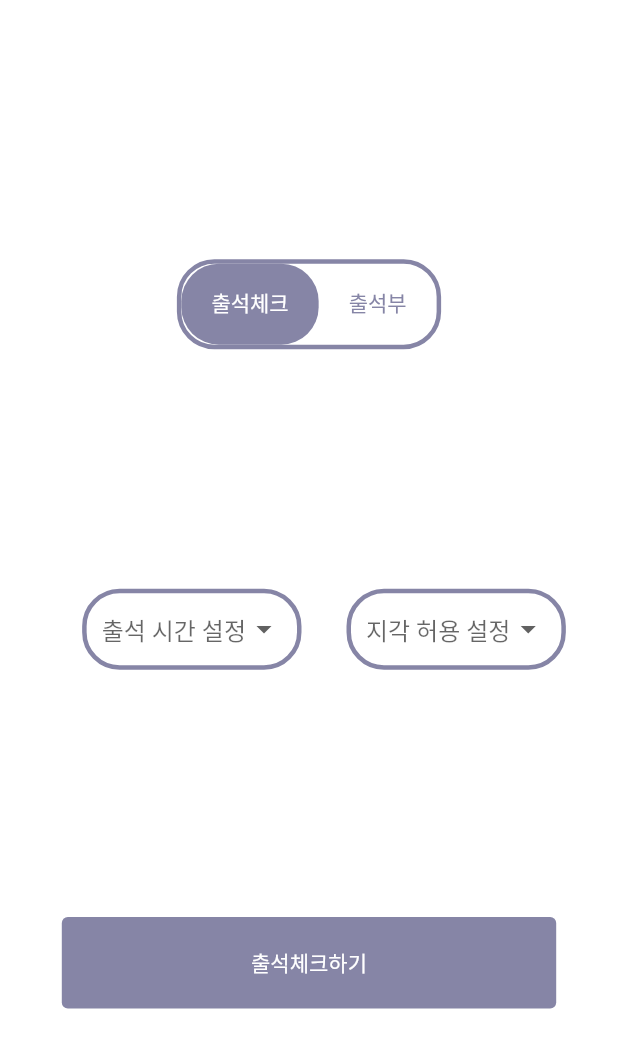
After one commit to ea9gu/flutter, a Flutter app: the screen it shows after launch, after a tap on "출석체크하기", on a phone screen of 412 x 824 dp. The commit adds this screen. Shown: the top 1048 px of the screen. Run offline on Flutter 3.47's test engine with Material 2 defaults, Android fonts, the phone set to English and light mode, and no system bars.

Commit message:
add check page

```diff
--- /dev/null
+++ b/lib/Screens/Check/prof_check.dart
@@ -0,0 +1,138 @@
+import 'package:ea9gu/Components/gobutton.dart';
+import 'package:ea9gu/constants.dart';
+import 'package:flutter/material.dart';
+
+class Check extends StatefulWidget {
+  const Check({Key? key}) : super(key: key);
+
+  @override
+  State<Check> createState() => _CheckState();
+}
+
+class _CheckState extends State<Check> with TickerProviderStateMixin {
+  List<String> optiontime = ['5분', '10분', '15분'];
+  List<String> optionlate = ['지각 O', '지각 X'];
+
+  String? selectedOptiontime;
+  String? selectedOptionlate;
+
+  @override
+  Widget build(BuildContext context) {
+    Size size = MediaQuery.of(context).size;
+    TabController _tabController = TabController(length: 2, vsync: this);
+    return Scaffold(
+      body: Column(
+        children: [
+          SizedBox(height: size.height * 0.2),
+          Container(
+            child: DefaultTabController(
+              length: 2,
+              child: Padding(
+                padding: EdgeInsets.all(8.0),
+                child: Column(
+                  children: [
+                    Container(
+                      // width: double.maxFinite,
+                      height: 60,
+                      decoration: BoxDecoration(
+                          border: Border.all(color: mainColor, width: 3),
+                          borderRadius: BorderRadius.circular(25)),
+                      child: TabBar(
+                        controller: _tabController,
+                        unselectedLabelColor: mainColor,
+                        indicator: BoxDecoration(
+                          borderRadius: BorderRadius.circular(25),
+                          color: mainColor,
+                        ),
+                        isScrollable: true,
+                        labelPadding:
+                            const EdgeInsets.only(left: 20, right: 20),
+                        tabs: [
+                          Tab(text: "출석체크"),
+                          Tab(text: "출석부"),
+                        ],
+                      ),
+                    ),
+                  ],
+                ),
+              ),
+            ),
+          ),
+          Expanded(
+            child: TabBarView(controller: _tabController, children: [
+              Column(
+                mainAxisAlignment: MainAxisAlignment.center,
+                children: [
+                  Column(
+                    children: [
+                      Row(
+                        mainAxisAlignment: MainAxisAlignment.center,
+                        children: [
+                          SizedBox(width: 20),
+                          Container(
+                            padding: EdgeInsets.only(left: 10, right: 10),
+                            decoration: BoxDecoration(
+                                border: Border.all(color: mainColor, width: 3),
+                                borderRadius: BorderRadius.circular(25)),
+                            child: DropdownButton(
+                              hint: Text("출석 시간 설정"),
+                              underline: SizedBox(),
+                              dropdownColor: mainColor,
+                              value: selectedOptiontime,
+                              items: optiontime.map((option) {
+                                return DropdownMenuItem(
+                                  value: option,
+                                  child: Text(option),
+                                );
+                              }).toList(),
+                              onChanged: (String? newValue) {
+                                setState(() {
+                                  selectedOptiontime = newValue!;
+                                });
+                              },
+                            ),
+                          ),
+                          SizedBox(width: 30),
+                          Container(
+                            padding: EdgeInsets.only(left: 10, right: 10),
+                            decoration: BoxDecoration(
+                                border: Border.all(color: mainColor, width: 3),
+                                borderRadius: BorderRadius.circular(25)),
+                            child: DropdownButton(
+                              hint: Text("지각 허용 설정"),
+                              underline: SizedBox(),
+                              dropdownColor: mainColor,
+                              value: selectedOptionlate,
+                              items: optionlate.map((option) {
+                                return DropdownMenuItem(
+                                  value: option,
+                                  child: Text(option),
+                                );
+                              }).toList(),
+                              onChanged: (String? newValue) {
+                                setState(() {
+                                  selectedOptionlate = newValue!;
+                                });
+                              },
+                            ),
+                          ),
+                        ],
+                      ),
+                      SizedBox(height: size.height * 0.2),
+                      GoButton(text: "출석체크하기", onpress: () {}),
+                    ],
+                  ),
+                ],
+              ),
+              Column(
+                children: [
+                  GoButton(text: "임시", onpress: () {}),
+                ],
+              )
+            ]),
+          ),
+        ],
+      ),
+    );
+  }
+}
--- a/lib/Screens/Start/prof_body.dart
+++ b/lib/Screens/Start/prof_body.dart
@@ -1,4 +1,7 @@
 import 'package:ea9gu/Components/gobutton.dart';
+//임시로 추가-나중에 삭제필요
+import 'package:ea9gu/Screens/Check/prof_check.dart';
+//여기까지
 import 'package:ea9gu/Screens/Login/login_screen.dart';
 import 'package:ea9gu/constants.dart';
 import 'package:flutter/material.dart';
@@ -22,6 +25,21 @@ class Body extends StatelessWidget {
             style: TextStyle(fontSize: 20, fontWeight: FontWeight.bold),
           ),
           SizedBox(height: size.height * 0.2),
+          //임시니까 나중에 삭제하기
+          GoButton(
+            text: "출석체크하기",
+            onpress: () {
+              Navigator.push(
+                context,
+                MaterialPageRoute(
+                  builder: (context) {
+                    return Check();
+                  },
+                ),
+              );
+            },
+          ),
+          //여기까지
           GoButton(
             text: "로그인하기",
             onpress: () {
```
Also changed, not shown: 1 other file.
